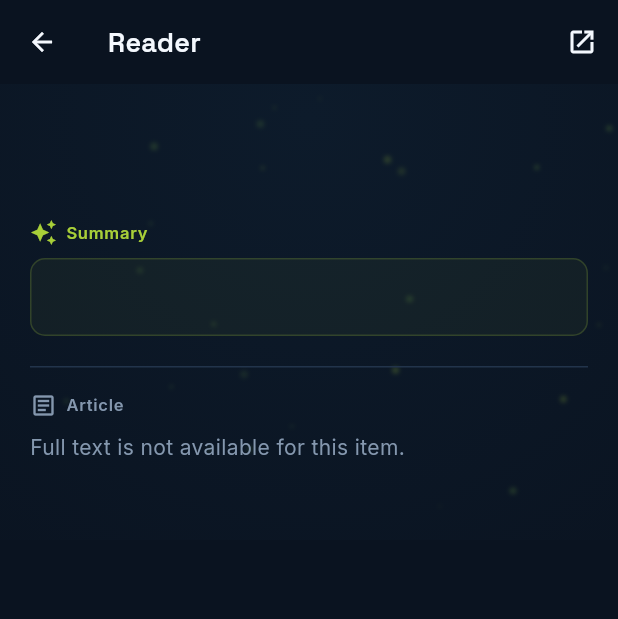
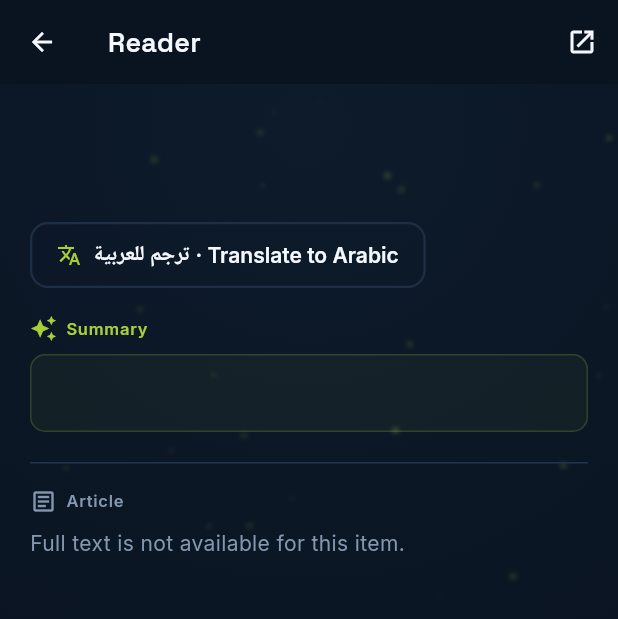
Before and after one commit to mohamedatef90/linkat, a Flutter app: the ReaderScreen screen opened directly with empty values, on a phone screen of 412 x 824 dp. Shown: the top 619 px of the screen. Run offline on Flutter 3.47's test engine with Material 3 defaults, Android fonts, the phone set to English and light mode, and no system bars; our stand-ins replace cached_network_image, connectivity_plus, flutter_riverpod, font_awesome_flutter, go_router, google_fonts and 4 more; missing offline and left inert: receive_sharing_intent; accounts and stored records are empty; generated files the repository leaves out were written again.

Commit message:
feat(reader): AI translate-to-Arabic button + RTL translation card
Calls the shared translate Edge Function (NVIDIA gpt-oss-20b → Gemini
fallback, cached). Reader becomes stateful; button toggles the Arabic
translation (title/summary/key points/body) rendered right-to-left,
matching the BentoLinks web reader.

Co-Authored-By: Claude Opus 4.8 <noreply@anthropic.com>

```diff
--- a/lib/data/datasources/remote/supabase_datasource.dart
+++ b/lib/data/datasources/remote/supabase_datasource.dart
@@ -31,6 +31,21 @@ class RemoteFolder {
       parentId: json['parent_id'] as String?,
     );
   }
+}
+
+/// Result of the `translate` Edge Function.
+class TranslationResult {
+  final String? title;
+  final String? summary;
+  final List<String> keyPoints;
+  final String? body;
+
+  const TranslationResult({
+    this.title,
+    this.summary,
+    this.keyPoints = const [],
+    this.body,
+  });
 }
 
 /// Remote data access for the RefVault Supabase backend
@@ -102,6 +117,25 @@ class SupabaseDatasource implements SyncRemoteStore {
         .eq('id', remoteId)
         .maybeSingle();
     return row?['content_text'] as String?;
+  }
+
+  /// AI translation of the item's title/summary/key points/body via the
+  /// `translate` Edge Function (NVIDIA fast model + Gemini fallback, cached
+  /// server-side). Defaults to Arabic.
+  Future<TranslationResult> translate(String remoteId, {String lang = 'ar'}) async {
+    final response = await _client.functions.invoke(
+      'translate',
+      body: {'item_id': remoteId, 'target_lang': lang},
+    );
+    final data = response.data as Map<String, dynamic>;
+    return TranslationResult(
+      title: data['title'] as String?,
+      summary: data['summary'] as String?,
+      keyPoints:
+          (data['key_points'] as List?)?.map((e) => e.toString()).toList() ??
+              const <String>[],
+      body: data['body'] as String?,
+    );
   }
 
   // ---- folders ----
--- a/lib/presentation/screens/reader_screen.dart
+++ b/lib/presentation/screens/reader_screen.dart
@@ -1,6 +1,7 @@
 import 'package:flutter/material.dart';
 import 'package:flutter_riverpod/flutter_riverpod.dart';
 import 'package:url_launcher/url_launcher.dart';
+import '../../data/datasources/remote/supabase_datasource.dart';
 import '../../domain/entities/link.dart';
 import '../providers/sync_providers.dart';
 import '../theme/notion_theme.dart';
@@ -9,10 +10,23 @@ import '../widgets/magic/magic.dart';
 
 /// Reading view for an enriched item: summary, key points, tags, and the
 /// full extracted text (fetched from the server when the screen opens).
-class ReaderScreen extends ConsumerWidget {
+class ReaderScreen extends ConsumerStatefulWidget {
   final Link link;
 
   const ReaderScreen({super.key, required this.link});
+
+  @override
+  ConsumerState<ReaderScreen> createState() => _ReaderScreenState();
+}
+
+class _ReaderScreenState extends ConsumerState<ReaderScreen> {
+  Link get link => widget.link;
+
+  // AI translation (Arabic) — fetched on demand, cached server-side.
+  TranslationResult? _translation;
+  bool _translating = false;
+  bool _showArabic = false;
+  String? _translateError;
 
   Future<void> _launchUrl(String url) async {
     final uri = Uri.parse(url.trim());
@@ -21,8 +35,36 @@ class ReaderScreen extends ConsumerWidget {
     }
   }
 
+  Future<void> _translate() async {
+    // Once fetched, the button just toggles Arabic on/off.
+    if (_translation != null) {
+      setState(() => _showArabic = !_showArabic);
+      return;
+    }
+    if (link.remoteId == null) return;
+    setState(() {
+      _translating = true;
+      _translateError = null;
+    });
+    try {
+      final result = await ref
+          .read(supabaseDatasourceProvider)
+          .translate(link.remoteId!, lang: 'ar');
+      if (!mounted) return;
+      setState(() {
+        _translation = result;
+        _showArabic = true;
+      });
+    } catch (e) {
+      if (!mounted) return;
+      setState(() => _translateError = 'تعذّرت الترجمة · Translation failed');
+    } finally {
+      if (mounted) setState(() => _translating = false);
+    }
+  }
+
   @override
-  Widget build(BuildContext context, WidgetRef ref) {
+  Widget build(BuildContext context) {
     final theme = Theme.of(context);
     final isDark = theme.brightness == Brightness.dark;
     final borderColor =
@@ -75,6 +117,42 @@ class ReaderScreen extends ConsumerWidget {
               ],
             ),
             const SizedBox(height: 16),
+
+            // AI translation to Arabic (NVIDIA/Gemini, cached server-side).
+            if (link.remoteId != null) ...[
+              Align(
+                alignment: Alignment.centerLeft,
+                child: OutlinedButton.icon(
+                  onPressed: _translating ? null : _translate,
+                  icon: _translating
+                      ? const SizedBox(
+                          width: 14,
+                          height: 14,
+                          child: CircularProgressIndicator(strokeWidth: 2),
+                        )
+                      : Icon(Icons.translate,
+                          size: 16, color: theme.colorScheme.primary),
+                  label: Text(
+                    _translating
+                        ? 'Translating…'
+                        : _translation != null
+                            ? (_showArabic ? 'Show original' : 'اقرأ بالعربية')
+                            : 'ترجم للعربية · Translate to Arabic',
+                  ),
+                ),
+              ),
+              if (_translateError != null) ...[
+                const SizedBox(height: 8),
+                Text(_translateError!,
+                    style: theme.textTheme.bodySmall
+                        ?.copyWith(color: Colors.redAccent)),
+              ],
+              if (_showArabic && _translation != null) ...[
+                const SizedBox(height: 12),
+                _arabicCard(theme, surfaceColor, borderColor),
+              ],
+              const SizedBox(height: 16),
+            ],
 
             if (link.summary != null) ...[
               _sectionTitle(theme, Icons.auto_awesome, 'Summary',
@@ -187,6 +265,80 @@ class ReaderScreen extends ConsumerWidget {
     );
   }
 
+  /// The Arabic translation, laid out right-to-left.
+  Widget _arabicCard(ThemeData theme, Color surfaceColor, Color borderColor) {
+    final t = _translation!;
+    final primary = theme.colorScheme.primary;
+    return Directionality(
+      textDirection: TextDirection.rtl,
+      child: Container(
+        width: double.infinity,
+        padding: const EdgeInsets.all(14),
+        decoration: BoxDecoration(
+          color: surfaceColor,
+          borderRadius: BorderRadius.circular(10),
+          border: Border.all(color: borderColor),
+        ),
+        child: Column(
+          crossAxisAlignment: CrossAxisAlignment.start,
+          children: [
+            Row(
+              children: [
+                Icon(Icons.translate, size: 16, color: primary),
+                const SizedBox(width: 6),
+                Text('الترجمة العربية',
+                    style: theme.textTheme.labelSmall
+                        ?.copyWith(fontWeight: FontWeight.w600, color: primary)),
+              ],
+            ),
+            const SizedBox(height: 10),
+            if (t.title != null && t.title!.isNotEmpty) ...[
+              Text(t.title!,
+                  style: theme.textTheme.titleMedium
+                      ?.copyWith(fontWeight: FontWeight.w700, height: 1.5)),
+              const SizedBox(height: 8),
+            ],
+            if (t.summary != null && t.summary!.isNotEmpty) ...[
+              Text(t.summary!,
+                  style: theme.textTheme.bodyMedium?.copyWith(height: 1.7)),
+              const SizedBox(height: 12),
+            ],
+            ...t.keyPoints.map(
+              (point) => Padding(
+                padding: const EdgeInsets.only(bottom: 8),
+                child: Row(
+                  crossAxisAlignment: CrossAxisAlignment.start,
+                  children: [
+                    Padding(
+                      padding: const EdgeInsets.only(top: 7),
+                      child: Container(
+                        width: 5,
+                        height: 5,
+                        decoration:
+                            BoxDecoration(color: primary, shape: BoxShape.circle),
+                      ),
+                    ),
+                    const SizedBox(width: 10),
+                    Expanded(
+                      child: Text(point,
+                          style:
+                              theme.textTheme.bodyMedium?.copyWith(height: 1.5)),
+                    ),
+                  ],
+                ),
+              ),
+            ),
+            if (t.body != null && t.body!.isNotEmpty) ...[
+              const SizedBox(height: 8),
+              Text(t.body!,
+                  style: theme.textTheme.bodyMedium?.copyWith(height: 1.7)),
+            ],
+          ],
+        ),
+      ),
+    );
+  }
+
   Widget _sectionTitle(
       ThemeData theme, IconData icon, String title, Color color) {
     return Row(
```
